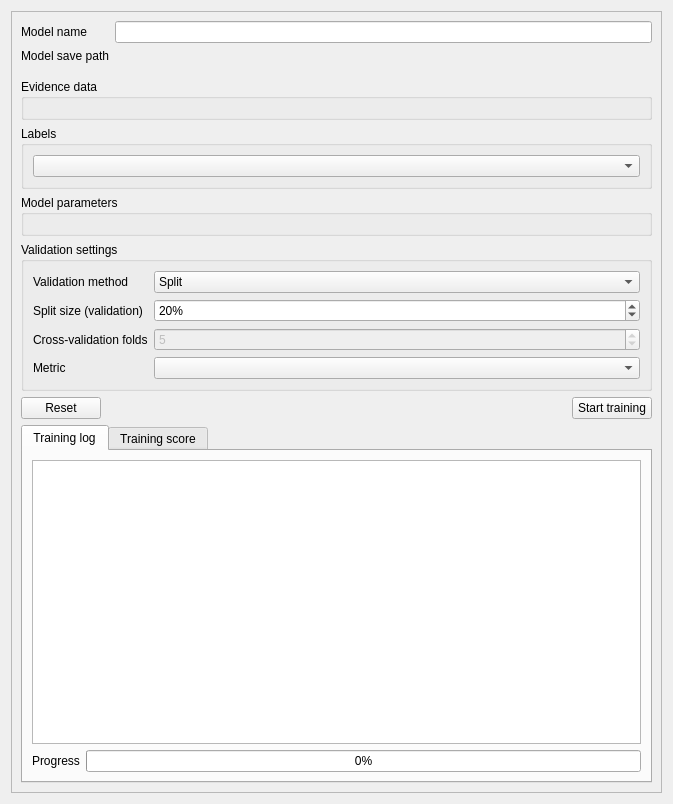
This is eis_qgis_plugin/resources/ui/modeling/training.ui in GispoCoding/eis_qgis_plugin as Qt 5 draws it before an edit. The edited form follows.
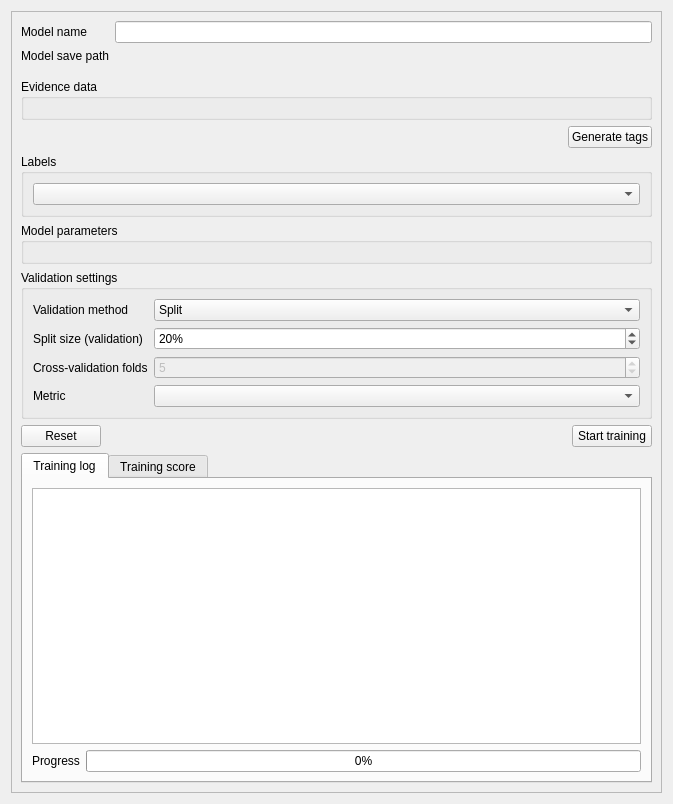
This is the edited form. Custom widgets are drawn as their Qt base class.

Commit message: Add auto tag generation functionality to ML model training

Patch:
```diff
--- a/eis_qgis_plugin/resources/ui/modeling/training.ui
+++ b/eis_qgis_plugin/resources/ui/modeling/training.ui
@@ -24,8 +24,8 @@
        <rect>
         <x>0</x>
         <y>0</y>
-        <width>653</width>
-        <height>784</height>
+        <width>639</width>
+        <height>811</height>
        </rect>
       </property>
       <layout class="QVBoxLayout" name="verticalLayout">
@@ -100,6 +100,30 @@
          </layout>
         </widget>
        </item>
+       <item>
+        <layout class="QHBoxLayout" name="horizontalLayout">
+         <item>
+          <spacer name="horizontalSpacer_2">
+           <property name="orientation">
+            <enum>Qt::Horizontal</enum>
+           </property>
+           <property name="sizeHint" stdset="0">
+            <size>
+             <width>40</width>
+             <height>20</height>
+            </size>
+           </property>
+          </spacer>
+         </item>
+         <item>
+          <widget class="QPushButton" name="generate_tags_btn">
+           <property name="text">
+            <string>Generate tags</string>
+           </property>
+          </widget>
+         </item>
+        </layout>
+       </item>
        <item>
         <widget class="QGroupBox" name="train_label_data_box">
          <property name="title">
```
The commit also changes 2 other files.
